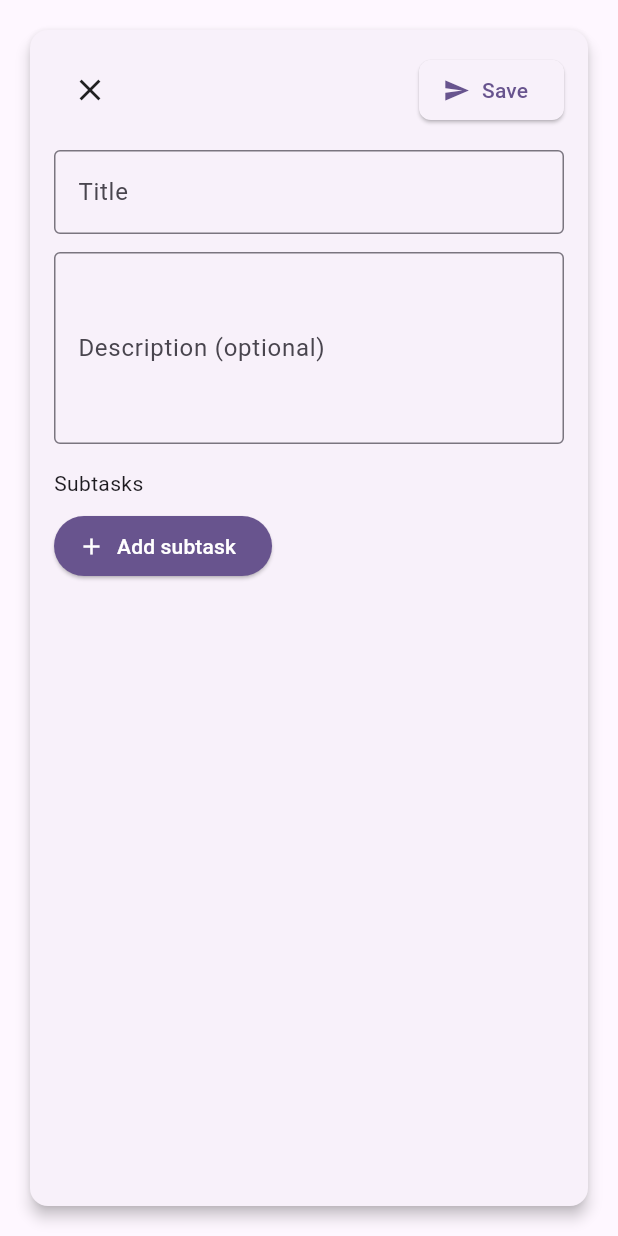
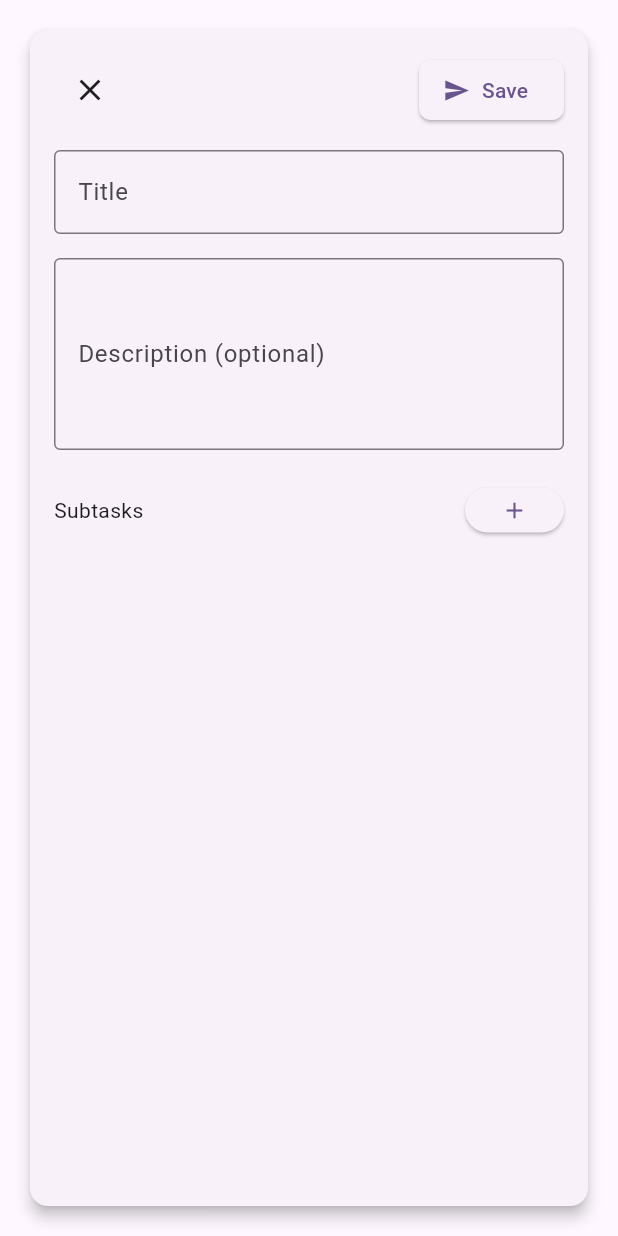
Before and after one commit to Quollveth/flutter-todo, a Flutter app: the NewTaskScreen widget shown alone on an empty page, opened directly, on a phone screen of 412 x 824 dp. Run offline on Flutter 3.47's test engine with Material 3 defaults, Android fonts, the phone set to English and light mode, and no system bars.

Commit message:
add subtask list properly expands

```diff
--- a/lib/main.dart
+++ b/lib/main.dart
@@ -48,7 +48,9 @@ class MyHomePage extends StatelessWidget {
     return LayoutBuilder(
       builder: (context, constraints) {
         return Scaffold(
-          body: SafeArea(child: page),
+          body: SafeArea(
+            child: page,
+          ),
         );
       },
     );
--- a/lib/views/new_task_screen.dart
+++ b/lib/views/new_task_screen.dart
@@ -42,6 +42,7 @@ class _NewTaskScreenState extends State<NewTaskScreen> {
         child: Padding(
           padding: const EdgeInsets.all(16.0),
           child: Column(
+            spacing: 16,
             crossAxisAlignment: CrossAxisAlignment.start,
             children: [
               // Top bar with buttons
@@ -63,7 +64,6 @@ class _NewTaskScreenState extends State<NewTaskScreen> {
                   ),
                 ],
               ),
-              const SizedBox(height: 16),
               // Task Title
               TextField(
                 controller: taskNameController,
@@ -73,7 +73,6 @@ class _NewTaskScreenState extends State<NewTaskScreen> {
                   border: OutlineInputBorder(),
                 ),
               ),
-              const SizedBox(height: 12),
               // Task Description
               TextField(
                 controller: taskDescController,
@@ -85,32 +84,40 @@ class _NewTaskScreenState extends State<NewTaskScreen> {
                   border: OutlineInputBorder(),
                 ),
               ),
-              const SizedBox(height: 16),
               // Subtasks
-              Column(
+              Expanded(
+                child: Column(
                   crossAxisAlignment: CrossAxisAlignment.start,
                   children: [
+                    Row(
+                      mainAxisAlignment: MainAxisAlignment.spaceBetween,
+                      children: [
                         Text('Subtasks'),
+                        if (subtaskControllers.length < 10)
+                          ElevatedButton(
+                            onPressed: addSubtask,
+                            style: ElevatedButton.styleFrom(
+                              minimumSize: Size(20, 30),
+                            ),
+                            child: Icon(Icons.add),
+                          ),
+                        //endif
+                      ],
+                    ),
                     const SizedBox(height: 8),
                     if (subtaskControllers.isNotEmpty)
-                    ConstrainedBox(
-                      constraints: BoxConstraints(maxHeight: 200),
+                      Expanded(
                         child: ListView.builder(
                           shrinkWrap: true,
                           itemCount: subtaskControllers.length,
                           itemBuilder: (context, index) {
                             return Padding(
-                            padding: const EdgeInsets.symmetric(vertical: 4.0),
+                              padding:
+                                  const EdgeInsets.symmetric(vertical: 4.0),
                               child: Row(
                                 children: [
                                   Expanded(
-                                  child: TextField(
-                                    controller: subtaskControllers[index],
-                                    decoration: InputDecoration(
-                                      hintText: 'Subtask',
-                                      border: OutlineInputBorder(),
-                                    ),
-                                  ),
+                                    child: subtaskInputs[index],
                                   ),
                                   IconButton(
                                     onPressed: () => removeSubtask(index),
@@ -123,20 +130,8 @@ class _NewTaskScreenState extends State<NewTaskScreen> {
                           },
                         ),
                       ),
-                  if (subtaskControllers.length < 3)
-                    Align(
-                      alignment: Alignment.centerLeft,
-                      child: ElevatedButton.icon(
-                        onPressed: addSubtask,
-                        icon: Icon(Icons.add),
-                        label: Text('Add subtask'),
-                        style: ElevatedButton.styleFrom(
-                          backgroundColor: theme.colorScheme.primary,
-                          foregroundColor: Colors.white,
+                  ],
                 ),
-                      ),
-                    ),
-                ],
               )
             ],
           ),
@@ -148,6 +143,15 @@ class _NewTaskScreenState extends State<NewTaskScreen> {
   void addSubtask() {
     setState(() {
       var tempController = TextEditingController();
+      var tempInput = TextField(
+        controller: tempController,
+        decoration: InputDecoration(
+          hintText: 'Subtask',
+          border: OutlineInputBorder(),
+        ),
+      );
+
+      subtaskInputs.add(tempInput);
       subtaskControllers.add(tempController);
     });
   }
```
Lines whose indentation alone changed are shown as unchanged.
